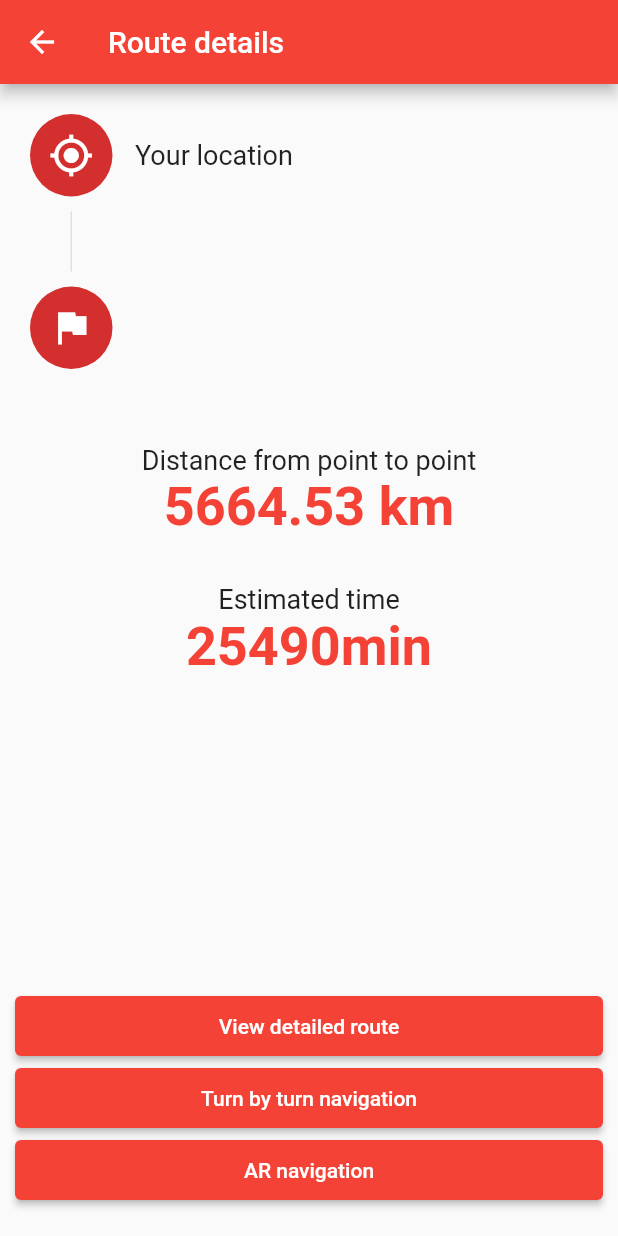
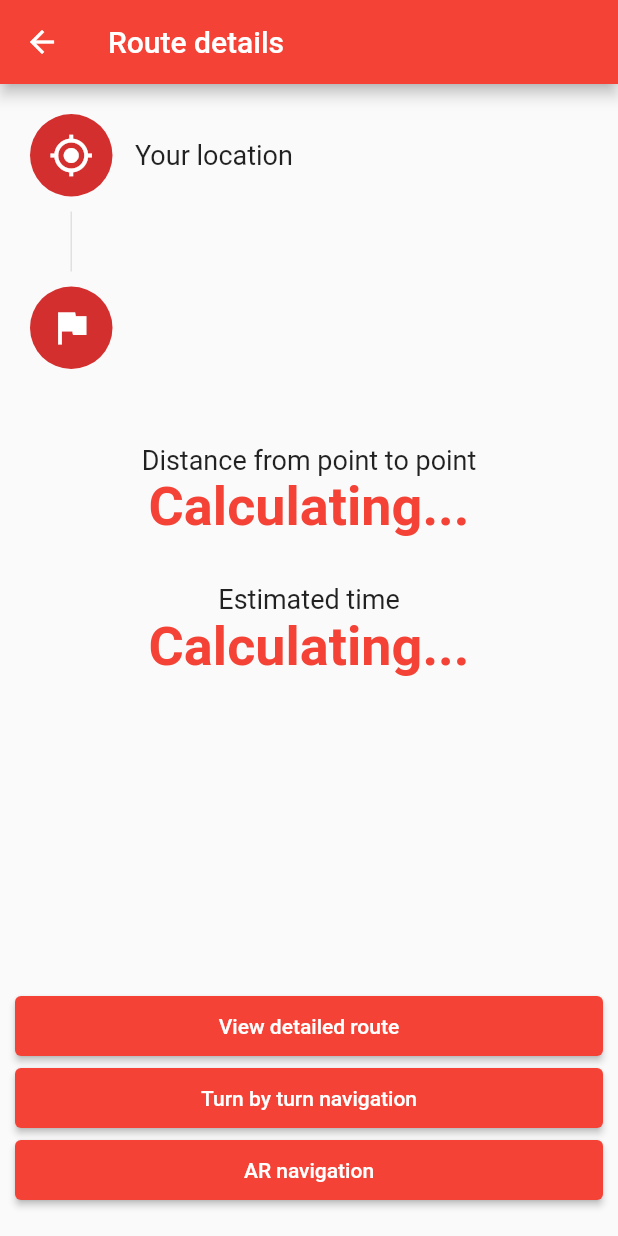
Before and after one commit to SoensLars/research-project, a Flutter app: the OverviewPage screen opened directly with empty values, on a phone screen of 412 x 824 dp. Run offline on Flutter 3.47's test engine with Material 2 defaults, Android fonts, the phone set to English and light mode, and no system bars; our stand-ins replace connectivity_plus, geocoding, google_maps_flutter, internet_connection_checker, location; missing offline and left inert: ar_flutter_plugin, flutter_polyline_points.

Commit message:
code finished and deleted key

```diff
--- a/research_navigation/lib/screens/navigation_ar.dart
+++ b/research_navigation/lib/screens/navigation_ar.dart
@@ -7,12 +7,10 @@ import 'package:ar_flutter_plugin/models/ar_node.dart';
 import 'package:ar_flutter_plugin/widgets/ar_view.dart';
 import 'package:vector_math/vector_math_64.dart' as vector;
 import 'package:flutter/material.dart';
-// import 'dart:math';
-
 class NavigationArPage extends StatefulWidget {
   String direction;
   double meter;
-  NavigationArPage(this.direction, this.meter);
+  NavigationArPage(this.direction, this.meter, {super.key});
 
   @override
   State<NavigationArPage> createState() => _NavigationArPageState();
@@ -29,6 +27,7 @@ class _NavigationArPageState extends State<NavigationArPage> {
 
   @override
   initState() {
+    super.initState();
     calculateDirection();
   }
 
--- a/research_navigation/lib/screens/route_overview.dart
+++ b/research_navigation/lib/screens/route_overview.dart
@@ -1,14 +1,7 @@
 import 'package:flutter/material.dart';
-
 import 'package:research_navigation/screens/navigation_ar.dart';
 import 'package:research_navigation/screens/map_view.dart';
-
-import 'dart:async';
-import 'package:geolocator/geolocator.dart';
-
 import 'package:google_maps_flutter/google_maps_flutter.dart';
-import 'package:flutter_polyline_points/flutter_polyline_points.dart';
-import 'package:location/location.dart' as loc;
 import 'package:location/location.dart';
 import 'package:url_launcher/url_launcher.dart';
 import 'dart:math' show cos, sqrt, asin;
@@ -17,33 +10,21 @@ class OverviewPage extends StatefulWidget {
   final double lat;
   final double lng;
   final String chosenLocation;
-  OverviewPage(this.lat, this.lng, this.chosenLocation);
+  const OverviewPage(this.lat, this.lng, this.chosenLocation, {super.key});
 
   @override
   State<OverviewPage> createState() => _OverviewPageState();
 }
 
 class _OverviewPageState extends State<OverviewPage> {
-  // final Completer<GoogleMapController?> _controller = Completer();
-  // Map<PolylineId, Polyline> polylines = {};
-  // PolylinePoints polylinePoints = PolylinePoints();
-  // Location location = Location();
-  // Marker? sourcePosition, destinationPosition;
-  // loc.LocationData? _currentPosition;
-  LatLng curLocation = const LatLng(50.865094039590204, 3.299591975093855);
-  // StreamSubscription<loc.LocationData>? locationSubscription;
+  LatLng curLocation = const LatLng(0, 0);
   double time = 0;
+  bool showDistTime = false;
 
   @override
   initState() {
     super.initState();
-    calculateTime();
-  }
-
-  @override
-  dispose() {
-    // locationSubscription?.cancel();
-    super.dispose();
+    getLocation();
   }
 
   @override
@@ -55,7 +36,6 @@ class _OverviewPageState extends State<OverviewPage> {
         children: [
           Container(
               alignment: Alignment.topCenter,
-              // Column 1 content goes here
               child: Padding(
                 padding: const EdgeInsets.all(20),
                 child: Column(
@@ -89,10 +69,10 @@ class _OverviewPageState extends State<OverviewPage> {
                         ),
                         Row(
                           children: [
-                            Container(
+                            const SizedBox(
                               height: 55,
                               width: 55,
-                              child: const CircleAvatar(
+                              child: CircleAvatar(
                                   child: Icon(Icons.flag, size: 30.0)),
                             ),
                             const SizedBox(width: 15),
@@ -110,9 +90,17 @@ class _OverviewPageState extends State<OverviewPage> {
                       children: [
                         const Text('Distance from point to point',
                             style: TextStyle(fontSize: 18)),
-                        Text(
+                        showDistTime
+                            ? Text(
                                 '${double.parse((getDistance(LatLng(widget.lat, widget.lng)).toStringAsFixed(2)))} km',
                                 style: const TextStyle(
+                                    color: Colors.red,
+                                    fontSize: 36,
+                                    fontWeight: FontWeight.bold),
+                              )
+                            : const Text(
+                                'Calculating...',
+                                style: TextStyle(
                                     color: Colors.red,
                                     fontSize: 36,
                                     fontWeight: FontWeight.bold),
@@ -125,9 +113,17 @@ class _OverviewPageState extends State<OverviewPage> {
                       children: [
                         const Text('Estimated time',
                             style: TextStyle(fontSize: 18)),
-                        Text(
+                        showDistTime
+                            ? Text(
                                 "${time.round()}min",
                                 style: const TextStyle(
+                                    color: Colors.red,
+                                    fontSize: 36,
+                                    fontWeight: FontWeight.bold),
+                              )
+                            : const Text(
+                                "Calculating...",
+                                style: TextStyle(
                                     color: Colors.red,
                                     fontSize: 36,
                                     fontWeight: FontWeight.bold),
@@ -140,7 +136,7 @@ class _OverviewPageState extends State<OverviewPage> {
           Flexible(
               flex: 1,
               child: Padding(
-                padding: EdgeInsets.fromLTRB(10, 0, 10, 20),
+                padding: const EdgeInsets.fromLTRB(10, 0, 10, 20),
                 child: Column(
                   mainAxisAlignment: MainAxisAlignment.end,
                   children: [
@@ -150,10 +146,12 @@ class _OverviewPageState extends State<OverviewPage> {
                       ),
                       child: const Text('View detailed route'),
                       onPressed: () {
-                        print('${widget.lat}, ${widget.lng}');
                         Navigator.of(context).push(MaterialPageRoute(
-                            builder: (context) =>
-                                MapOverview(widget.lat, widget.lng)));
+                            builder: (context) => MapOverview(
+                                widget.lat,
+                                widget.lng,
+                                curLocation.latitude,
+                                curLocation.longitude)));
                       },
                     ),
                     ElevatedButton(
@@ -163,7 +161,7 @@ class _OverviewPageState extends State<OverviewPage> {
                       child: const Text('Turn by turn navigation'),
                       onPressed: () async {
                         await launchUrl(Uri.parse(
-                            'google.navigation:q=${widget.lat}, ${widget.lng}&key=AIzaSyAlDkKrmY4QPk4WLmdzLJFvEuCYSa2wYdg&mode=b'));
+                            'google.navigation:q=${widget.lat}, ${widget.lng}&key=YOUR_KEY&mode=b'));
                       },
                     ),
                     ElevatedButton(
@@ -174,7 +172,7 @@ class _OverviewPageState extends State<OverviewPage> {
                       onPressed: () {
                         Navigator.of(context).push(
                             MaterialPageRoute(builder: (BuildContext context) {
-                          return NavigationArPage("straight", 300);
+                          return NavigationArPage("right", 100);
                         }));
                       },
                     ),
@@ -199,10 +197,20 @@ class _OverviewPageState extends State<OverviewPage> {
     var calculatedTime = getDistance(LatLng(widget.lat, widget.lng)) * 4.5;
     if (calculatedTime < 1) {
       time = 1;
-    }
-    else {
+    } else {
       time = calculatedTime;
     }
+  }
+
+  getLocation() async {
+    var location = Location();
+    var currentLocation = await location.getLocation();
+    setState(() {
+      curLocation =
+          LatLng(currentLocation.latitude!, currentLocation.longitude!);
+      calculateTime();
+      showDistTime = true;
+    });
   }
 
   getDistance(LatLng destination) {
```
Also changed, not shown: research_navigation/lib/screens/create_route.dart (+15 -14 lines), research_navigation/lib/screens/map_view.dart (+30 -22 lines), 1 other file. Lines whose indentation alone changed are shown as unchanged.
